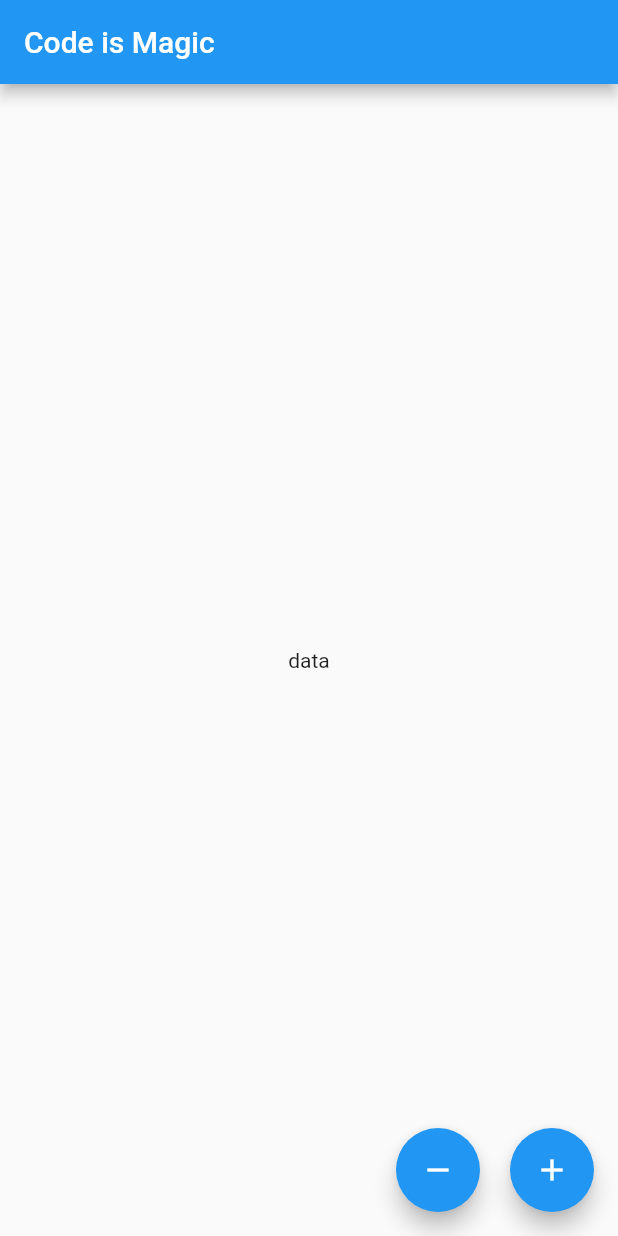
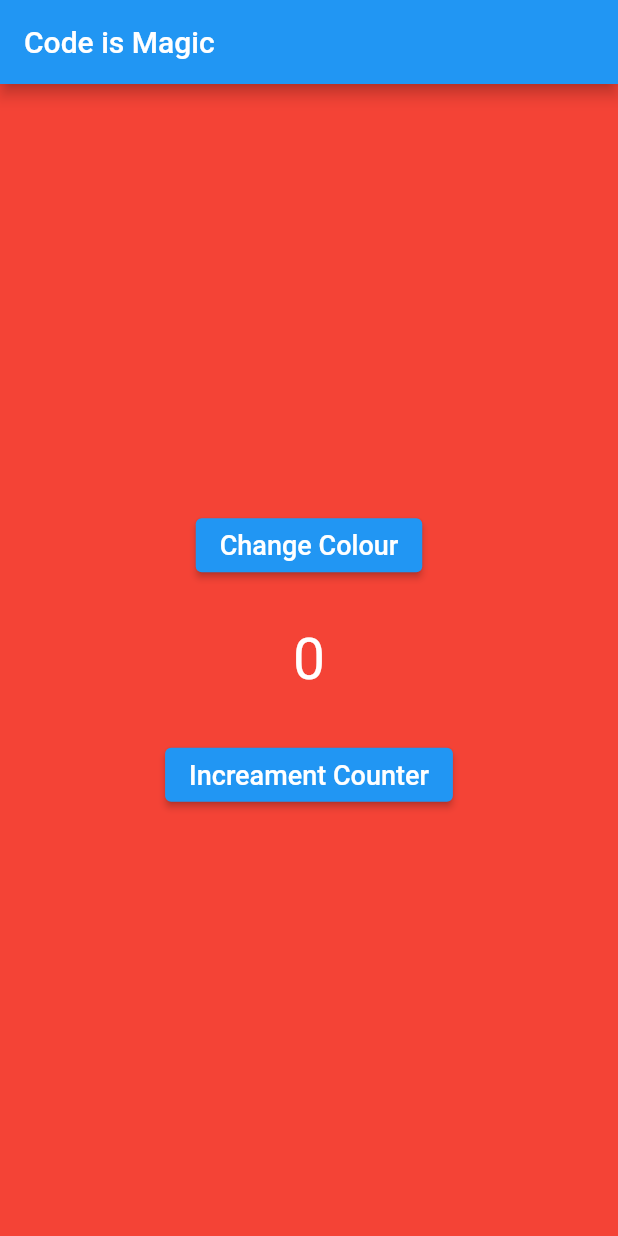
Before and after one commit to Oshinowo/todo-app, a Flutter app: the screen it shows after launch, on a phone screen of 412 x 824 dp. Run offline on Flutter 3.47's test engine with Material 2 defaults, Android fonts, the phone set to English and light mode, and no system bars; our stand-ins replace bloc, equatable, flutter_bloc.

Commit message:
bloc to bloc communication using streamsubscription

```diff
--- /dev/null
+++ b/lib/blocs/color/color_event.dart
@@ -0,0 +1,10 @@
+part of 'color_bloc.dart';
+
+abstract class ColorEvent extends Equatable {
+  const ColorEvent();
+
+  @override
+  List<Object> get props => [];
+}
+
+class ChangeColorEvent extends ColorEvent {}
--- /dev/null
+++ b/lib/blocs/color/color_state.dart
@@ -0,0 +1,25 @@
+part of 'color_bloc.dart';
+
+class ColorState extends Equatable {
+  final Color color;
+
+  const ColorState({required this.color});
+
+  factory ColorState.initial() {
+    return const ColorState(color: Colors.red);
+  }
+
+  ColorState copyWith({
+    Color? color,
+  }) {
+    return ColorState(
+      color: color ?? this.color,
+    );
+  }
+
+  @override
+  bool get stringify => true;
+
+  @override
+  List<Object> get props => [color];
+}
--- /dev/null
+++ b/lib/blocs/counter/counter_bloc.dart
@@ -0,0 +1,48 @@
+import 'dart:async';
+
+import 'package:bloc/bloc.dart';
+import 'package:equatable/equatable.dart';
+import 'package:flutter/material.dart';
+import 'package:todo_app/blocs/color/color_bloc.dart';
+
+part 'counter_event.dart';
+part 'counter_state.dart';
+
+class CounterBloc extends Bloc<CounterEvent, CounterState> {
+  int increamentSize = 1;
+  final ColorBloc colorBloc;
+  late final StreamSubscription colorSubscription;
+
+  CounterBloc({required this.colorBloc}) : super(CounterState.initial()) {
+    colorSubscription = colorBloc.stream.listen((ColorState colorState) {
+      if (colorState.color == Colors.red) {
+        increamentSize = 1;
+        return;
+      }
+      if (colorState.color == Colors.green) {
+        increamentSize = 10;
+        return;
+      }
+      if (colorState.color == Colors.blue) {
+        increamentSize = 100;
+        return;
+      }
+      if (colorState.color == Colors.black) {
+        // emit(state.copyWith(counter: state.counter - 100));
+        add(ChangeCounterEvent());
+        increamentSize = -100;
+        return;
+      }
+    });
+
+    on<ChangeCounterEvent>((event, emit) {
+      emit(state.copyWith(counter: state.counter + increamentSize));
+    });
+  }
+
+  @override
+  Future<void> close() {
+    colorSubscription.cancel();
+    return super.close();
+  }
+}
--- /dev/null
+++ b/lib/blocs/counter/counter_event.dart
@@ -0,0 +1,10 @@
+part of 'counter_bloc.dart';
+
+abstract class CounterEvent extends Equatable {
+  const CounterEvent();
+
+  @override
+  List<Object> get props => [];
+}
+
+class ChangeCounterEvent extends CounterEvent {}
--- /dev/null
+++ b/lib/blocs/counter/counter_state.dart
@@ -0,0 +1,25 @@
+part of 'counter_bloc.dart';
+
+class CounterState extends Equatable {
+  final int counter;
+
+  const CounterState({required this.counter});
+
+  factory CounterState.initial() {
+    return const CounterState(counter: 0);
+  }
+
+  CounterState copyWith({
+    int? counter,
+  }) {
+    return CounterState(
+      counter: counter ?? this.counter,
+    );
+  }
+
+  @override
+  bool get stringify => true;
+
+  @override
+  List<Object> get props => [counter];
+}
--- a/lib/screens/home_screen.dart
+++ b/lib/screens/home_screen.dart
@@ -1,4 +1,7 @@
 import 'package:flutter/material.dart';
+import 'package:flutter_bloc/flutter_bloc.dart';
+import 'package:todo_app/blocs/color/color_bloc.dart';
+import 'package:todo_app/blocs/counter/counter_bloc.dart';
 
 class HomeScreen extends StatefulWidget {
   const HomeScreen({Key? key}) : super(key: key);
@@ -11,31 +14,44 @@ class _HomeScreenState extends State<HomeScreen> {
   @override
   Widget build(BuildContext context) {
     return Scaffold(
+      backgroundColor: context.watch<ColorBloc>().state.color,
       appBar: AppBar(
         title: const Text('Code is Magic'),
       ),
-      body: const Center(
-        child: Text('data'),
-      ),
-      floatingActionButton: Row(
-        mainAxisAlignment: MainAxisAlignment.end,
-        children: [
-          FloatingActionButton(
-            onPressed: () async {},
-            child: const Icon(
-              Icons.remove,
+      body: Center(
+        child: Column(
+          mainAxisAlignment: MainAxisAlignment.center,
+          children: [
+            ElevatedButton(
+              onPressed: () {
+                context.read<ColorBloc>().add(ChangeColorEvent());
+              },
+              child: const Text(
+                'Change Colour',
+                style: TextStyle(fontSize: 18),
+              ),
             ),
-          ),
-          const SizedBox(
-            width: 20,
-          ),
-          FloatingActionButton(
-            onPressed: () async {},
-            child: const Icon(
-              Icons.add,
+            const SizedBox(
+              height: 30,
             ),
-          )
-        ],
+            Text(
+              '${context.watch<CounterBloc>().state.counter}',
+              style: const TextStyle(fontSize: 38, color: Colors.white),
+            ),
+            const SizedBox(
+              height: 30,
+            ),
+            ElevatedButton(
+              onPressed: () {
+                context.read<CounterBloc>().add(ChangeCounterEvent());
+              },
+              child: const Text(
+                'Increament Counter',
+                style: TextStyle(fontSize: 18),
+              ),
+            ),
+          ],
+        ),
       ),
     );
   }
```
Also changed, not shown: lib/blocs/color/color_bloc.dart (added, +31 -0 lines), lib/main.dart (+18 -1 lines).
